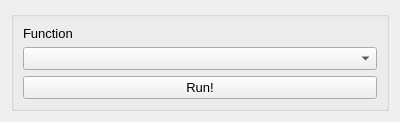
Above: qaequilibrae/modules/project_procedures/forms/ui_run_module.ui from AequilibraE/qaequilibrae before the change. Below: the same form after it.
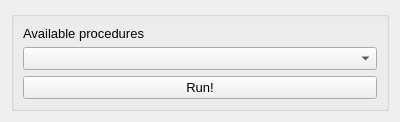
That is the form after the change.

Commit message: run procedures instead

```diff
--- a/qaequilibrae/modules/project_procedures/forms/ui_run_module.ui
+++ b/qaequilibrae/modules/project_procedures/forms/ui_run_module.ui
@@ -25,7 +25,7 @@
       <item>
        <widget class="QLabel" name="label">
         <property name="text">
-         <string>Function</string>
+         <string>Available procedures</string>
         </property>
        </widget>
       </item>
```
Left out of the diff: 2 changed lines with no effect on the pictures. The commit also changes 12 other files.
